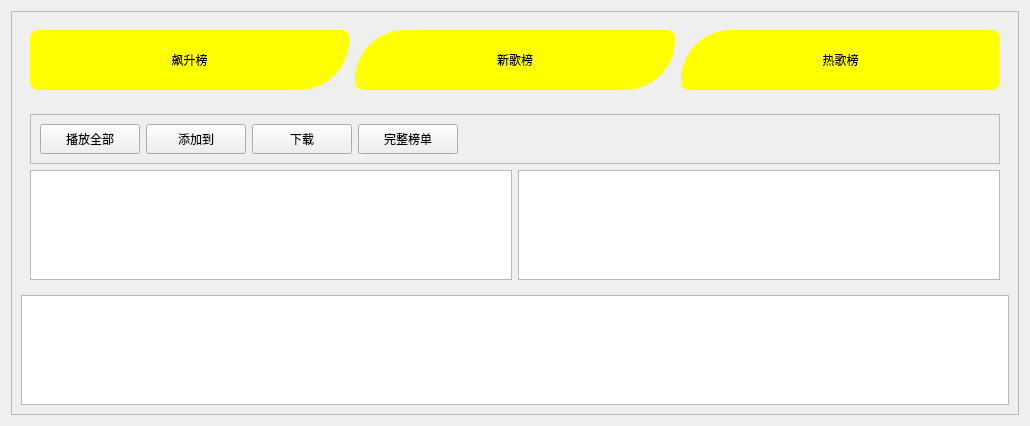
Old version of the form VideoPlayer/mainwidget/rankinglist/RankingList.ui in the repository huizhang556/pc-video-player.
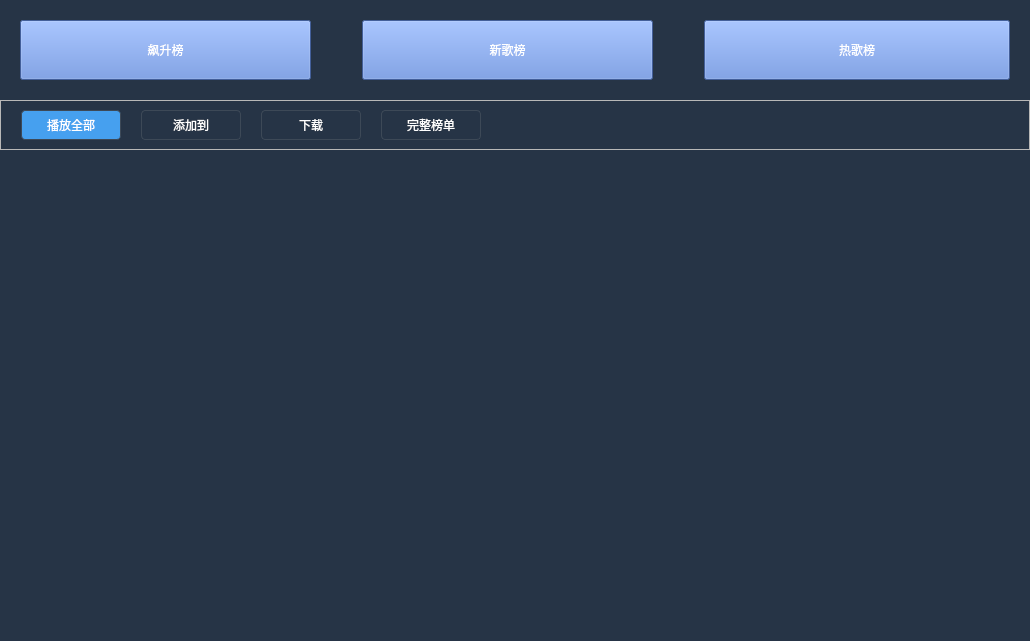
New version of the form. Custom widgets are drawn as their Qt base class.

What changed in the file:
```diff
--- a/VideoPlayer/mainwidget/rankinglist/RankingList.ui
+++ b/VideoPlayer/mainwidget/rankinglist/RankingList.ui
@@ -7,15 +7,45 @@
     <x>0</x>
     <y>0</y>
     <width>1030</width>
-    <height>426</height>
+    <height>641</height>
    </rect>
   </property>
   <property name="windowTitle">
    <string>Form</string>
   </property>
-  <layout class="QVBoxLayout" name="verticalLayout_5">
+  <property name="styleSheet">
+   <string notr="true"/>
+  </property>
+  <layout class="QVBoxLayout" name="verticalLayout_6">
+   <property name="spacing">
+    <number>0</number>
+   </property>
+   <property name="leftMargin">
+    <number>0</number>
+   </property>
+   <property name="topMargin">
+    <number>0</number>
+   </property>
+   <property name="rightMargin">
+    <number>0</number>
+   </property>
+   <property name="bottomMargin">
+    <number>0</number>
+   </property>
    <item>
     <widget class="QScrollArea" name="scrollArea">
+     <property name="styleSheet">
+      <string notr="true">#scrollArea
+{
+border: none;
+}</string>
+     </property>
+     <property name="verticalScrollBarPolicy">
+      <enum>Qt::ScrollBarAsNeeded</enum>
+     </property>
+     <property name="sizeAdjustPolicy">
+      <enum>QAbstractScrollArea::AdjustIgnored</enum>
+     </property>
      <property name="widgetResizable">
       <bool>true</bool>
      </property>
@@ -24,20 +54,114 @@
        <rect>
         <x>0</x>
         <y>0</y>
-        <width>1010</width>
-        <height>406</height>
+        <width>1030</width>
+        <height>641</height>
        </rect>
       </property>
+      <property name="minimumSize">
+       <size>
+        <width>0</width>
+        <height>0</height>
+       </size>
+      </property>
+      <property name="maximumSize">
+       <size>
+        <width>16777215</width>
+        <height>16777215</height>
+       </size>
+      </property>
       <layout class="QVBoxLayout" name="verticalLayout_4">
+       <property name="spacing">
+        <number>0</number>
+       </property>
+       <property name="leftMargin">
+        <number>0</number>
+       </property>
+       <property name="topMargin">
+        <number>0</number>
+       </property>
+       <property name="rightMargin">
+        <number>0</number>
+       </property>
+       <property name="bottomMargin">
+        <number>0</number>
+       </property>
+       <item>
+        <widget class="QWidget" name="widget_area1" native="true">
+         <layout class="QVBoxLayout" name="verticalLayout_5">
+          <property name="spacing">
+           <number>0</number>
+          </property>
+          <property name="leftMargin">
+           <number>0</number>
+          </property>
+          <property name="topMargin">
+           <number>0</number>
+          </property>
+          <property name="rightMargin">
+           <number>0</number>
+          </property>
+          <property name="bottomMargin">
+           <number>0</number>
+          </property>
        <item>
         <layout class="QVBoxLayout" name="verticalLayout_3">
+            <property name="spacing">
+             <number>0</number>
+            </property>
          <item>
-          <widget class="QWidget" name="widget" native="true">
+             <widget class="QWidget" name="widget_title" native="true">
+              <property name="minimumSize">
+               <size>
+                <width>0</width>
+                <height>100</height>
+               </size>
+              </property>
+              <property name="styleSheet">
+               <string notr="true">#widget_title
+{
+background-color: #263446;
+}</string>
+              </property>
            <layout class="QHBoxLayout" name="horizontalLayout_2">
+               <property name="spacing">
+                <number>0</number>
+               </property>
+               <property name="leftMargin">
+                <number>0</number>
+               </property>
+               <property name="topMargin">
+                <number>0</number>
+               </property>
+               <property name="rightMargin">
+                <number>0</number>
+               </property>
+               <property name="bottomMargin">
+                <number>0</number>
+               </property>
             <item>
              <layout class="QHBoxLayout" name="horizontalLayout">
+                 <property name="spacing">
+                  <number>36</number>
+                 </property>
               <item>
-               <widget class="QPushButton" name="pushButton">
+                  <spacer name="horizontalSpacer_2">
+                   <property name="orientation">
+                    <enum>Qt::Horizontal</enum>
+                   </property>
+                   <property name="sizeType">
+                    <enum>QSizePolicy::Maximum</enum>
+                   </property>
+                   <property name="sizeHint" stdset="0">
+                    <size>
+                     <width>20</width>
+                     <height>20</height>
+                    </size>
+                   </property>
+                  </spacer>
+                 </item>
+                 <item>
+                  <widget class="TrianButton" name="pushButton_raisesong">
                 <property name="minimumSize">
                  <size>
                   <width>200</width>
@@ -47,9 +171,10 @@
                 <property name="styleSheet">
                  <string notr="true">QPushButton
 {
-background-color: yellow;
-border-radius:8px;
-border-bottom-right-radius:50px;
+background-color: #5e85d8;
+font: 75 14pt &quot;Microsoft YaHei UI&quot;;
+color: white;
+margin-right: 15px;
 }
 
 QPushButton:hover
@@ -63,7 +188,7 @@
                </widget>
               </item>
               <item>
-               <widget class="QPushButton" name="pushButton_2">
+                  <widget class="TrianButton" name="pushButton_newsong">
                 <property name="minimumSize">
                  <size>
                   <width>200</width>
@@ -73,10 +198,10 @@
                 <property name="styleSheet">
                  <string notr="true">QPushButton
 {
-background-color: yellow;
-border-radius:8px;
-border-bottom-right-radius:50px;
-border-top-left-radius:50px;
+background-color: #5e85d8;
+font: 75 14pt &quot;Microsoft YaHei UI&quot;;
+color: white;
+margin-right: 15px;
 }
 
 QPushButton:hover
@@ -90,7 +215,7 @@
                </widget>
               </item>
               <item>
-               <widget class="QPushButton" name="pushButton_3">
+                  <widget class="TrianButton" name="pushButton_hotsong">
                 <property name="minimumSize">
                  <size>
                   <width>200</width>
@@ -100,9 +225,9 @@
                 <property name="styleSheet">
                  <string notr="true">QPushButton
 {
-background-color: yellow;
-border-radius:8px;
-border-top-left-radius:50px;
+background-color: #5e85d8;
+font: 75 14pt &quot;Microsoft YaHei UI&quot;;
+color: white;
 }
 
 QPushButton:hover
@@ -115,18 +240,65 @@
                 </property>
                </widget>
               </item>
+                 <item>
+                  <spacer name="horizontalSpacer_3">
+                   <property name="orientation">
+                    <enum>Qt::Horizontal</enum>
+                   </property>
+                   <property name="sizeType">
+                    <enum>QSizePolicy::Maximum</enum>
+                   </property>
+                   <property name="sizeHint" stdset="0">
+                    <size>
+                     <width>20</width>
+                     <height>20</height>
+                    </size>
+                   </property>
+                  </spacer>
+                 </item>
              </layout>
             </item>
            </layout>
           </widget>
          </item>
          <item>
-          <widget class="QWidget" name="widget_2" native="true">
+             <widget class="QWidget" name="widget_recommed" native="true">
+              <property name="styleSheet">
+               <string notr="true">#widget_recommed
+{
+background-color: #263446;
+}
+</string>
+              </property>
            <layout class="QVBoxLayout" name="verticalLayout_2">
+               <property name="spacing">
+                <number>0</number>
+               </property>
+               <property name="leftMargin">
+                <number>0</number>
+               </property>
+               <property name="topMargin">
+                <number>0</number>
+               </property>
+               <property name="rightMargin">
+                <number>0</number>
+               </property>
+               <property name="bottomMargin">
+                <number>0</number>
+               </property>
             <item>
              <layout class="QVBoxLayout" name="verticalLayout">
+                 <property name="spacing">
+                  <number>0</number>
+                 </property>
               <item>
                <widget class="QFrame" name="frame">
+                   <property name="minimumSize">
+                    <size>
+                     <width>0</width>
+                     <height>50</height>
+                    </size>
+                   </property>
                 <property name="frameShape">
                  <enum>QFrame::StyledPanel</enum>
                 </property>
@@ -134,16 +306,65 @@
                  <enum>QFrame::Raised</enum>
                 </property>
                 <layout class="QHBoxLayout" name="horizontalLayout_4">
+                    <property name="spacing">
+                     <number>0</number>
+                    </property>
+                    <property name="leftMargin">
+                     <number>0</number>
+                    </property>
+                    <property name="topMargin">
+                     <number>0</number>
+                    </property>
+                    <property name="rightMargin">
+                     <number>0</number>
+                    </property>
+                    <property name="bottomMargin">
+                     <number>0</number>
+                    </property>
                  <item>
                   <layout class="QHBoxLayout" name="horizontalLayout_3">
+                      <property name="spacing">
+                       <number>20</number>
+                      </property>
                    <item>
-                    <widget class="QPushButton" name="pushButton_4">
+                       <spacer name="horizontalSpacer_4">
+                        <property name="orientation">
+                         <enum>Qt::Horizontal</enum>
+                        </property>
+                        <property name="sizeType">
+                         <enum>QSizePolicy::Maximum</enum>
+                        </property>
+                        <property name="sizeHint" stdset="0">
+                         <size>
+                          <width>20</width>
+                          <height>20</height>
+                         </size>
+                        </property>
+                       </spacer>
+                      </item>
+                      <item>
+                       <widget class="QPushButton" name="pushButton_playerall">
                      <property name="minimumSize">
                       <size>
                        <width>100</width>
                        <height>30</height>
                       </size>
                      </property>
+                        <property name="styleSheet">
+                         <string notr="true">QPushButton
+{
+background-color: #46a0ef;
+color: white;
+border: 1px solid #3d4957;
+border-radius: 4px;
+}
+
+QPushButton:hover
+{
+background-color: #4093dc;
+
+}</string>
+                        </property>
                      <property name="text">
                       <string>播放全部</string>
                      </property>
@@ -157,6 +378,20 @@
                        <height>30</height>
                       </size>
                      </property>
+                        <property name="styleSheet">
+                         <string notr="true">QPushButton
+{
+background-color: transparent;
+color: white;
+border: 1px solid #3d4957;
+border-radius: 4px;
+}
+
+QPushButton:hover
+{
+background-color: rgba(170, 170, 255,0.2);
+}</string>
+                        </property>
                      <property name="text">
                       <string>添加到</string>
                      </property>
@@ -170,6 +405,20 @@
                        <height>30</height>
                       </size>
                      </property>
+                        <property name="styleSheet">
+                         <string notr="true">QPushButton
+{
+background-color: transparent;
+color: white;
+border: 1px solid #3d4957;
+border-radius: 4px;
+}
+
+QPushButton:hover
+{
+background-color: rgba(170, 170, 255,0.2);
+}</string>
+                        </property>
                      <property name="text">
                       <string>下载</string>
                      </property>
@@ -183,6 +432,20 @@
                        <height>30</height>
                       </size>
                      </property>
+                        <property name="styleSheet">
+                         <string notr="true">QPushButton
+{
+background-color: transparent;
+color: white;
+border: 1px solid #3d4957;
+border-radius: 4px;
+}
+
+QPushButton:hover
+{
+background-color: rgba(170, 170, 255,0.2);
+}</string>
+                        </property>
                      <property name="text">
                       <string>完整榜单</string>
                      </property>
@@ -208,11 +471,72 @@
               </item>
               <item>
                <layout class="QHBoxLayout" name="horizontalLayout_5">
+                   <property name="spacing">
+                    <number>30</number>
+                   </property>
                 <item>
-                 <widget class="QListWidget" name="listWidget"/>
+                    <widget class="QListWidget" name="listWidget_left">
+                     <property name="minimumSize">
+                      <size>
+                       <width>0</width>
+                       <height>260</height>
+                      </size>
+                     </property>
+                     <property name="styleSheet">
+                      <string notr="true">QListWidget
+{
+border: none;
+background-color: transparent;
+}
+
+QListWidget::item
+{
+background-color: transparent;
+}
+
+QListWidget::item:hover
+{
+background-color: rgba(70, 160, 239,0.3);
+}
+
+QListWidget::item:selected
+{
+background-color: transparent;
+}</string>
+                     </property>
+                    </widget>
                 </item>
                 <item>
-                 <widget class="QListWidget" name="listWidget_2"/>
+                    <widget class="QListWidget" name="listWidget_right">
+                     <property name="minimumSize">
+                      <size>
+                       <width>0</width>
+                       <height>260</height>
+                      </size>
+                     </property>
+                     <property name="styleSheet">
+                      <string notr="true">QListWidget
+{
+border: none;
+background-color: transparent;
+}
+
+QListWidget::item
+{
+background-color: transparent;
+}
+
+QListWidget::item:hover
+{
+background-color: rgba(70, 160, 239,0.3);
+}
+
+QListWidget::item:selected
+{
+background-color: transparent;
+}</string>
+                     </property>
+                    </widget>
                 </item>
                </layout>
               </item>
@@ -222,16 +546,49 @@
           </widget>
          </item>
          <item>
-          <widget class="QListWidget" name="listWidget_3"/>
+             <widget class="QListWidget" name="listWidget_feature">
+              <property name="styleSheet">
+               <string notr="true">QListWidget
+{
+border: none;
+background-color: #263446;
+}
+
+QListWidget::item
+{
+background-color: #263446;
+}
+
+QListWidget::item:hover
+{
+background-color: #263446;
+}
+
+QListWidget::item:selected
+{
+background-color: #263446;
+}</string>
+              </property>
+             </widget>
          </item>
         </layout>
        </item>
       </layout>
      </widget>
-    </widget>
+       </item>
+      </layout>
+     </widget>
+    </widget>
    </item>
   </layout>
  </widget>
+ <customwidgets>
+  <customwidget>
+   <class>TrianButton</class>
+   <extends>QPushButton</extends>
+   <header>mainwidget/TrianButton.h</header>
+  </customwidget>
+ </customwidgets>
  <resources/>
  <connections/>
 </ui>
```
Left out of the diff: 12 changed lines with no effect on the pictures. Lines whose indentation alone changed are shown as unchanged.
